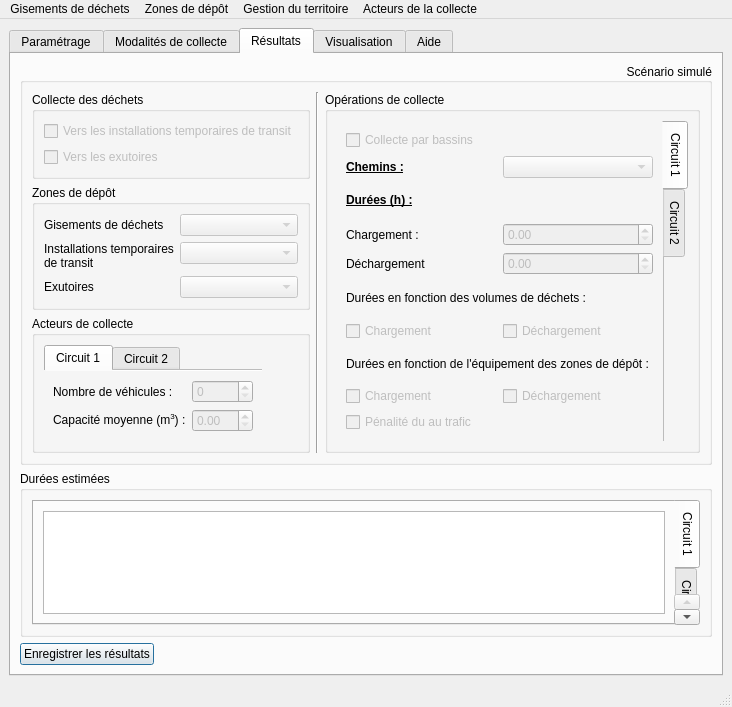
Above: fenetre_principale_depos8.ui from quythytruong/depos_outils_simu before the change. Below: the same form after it.
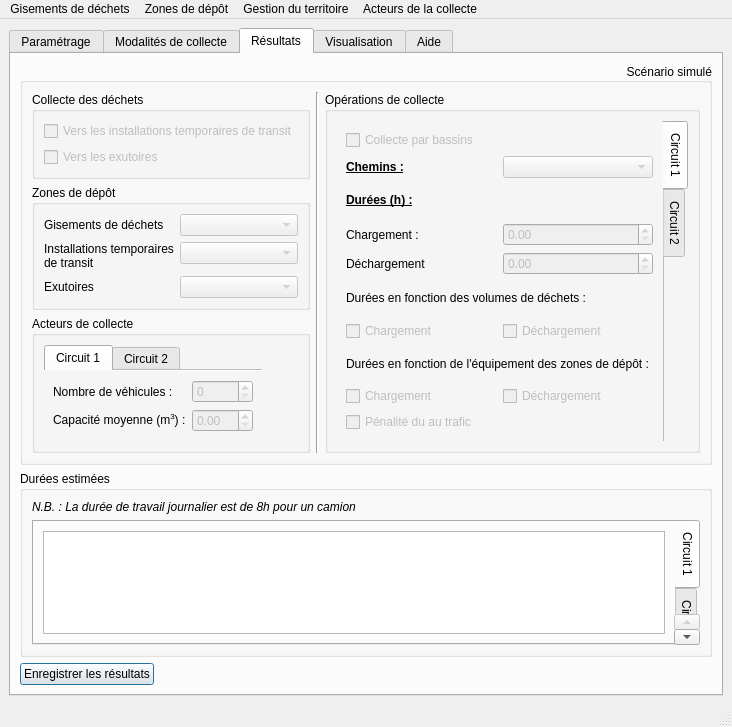
That is the form after the change. The open tabs and pages were chosen to show the change. Custom widgets are drawn as their Qt base class.

What changed in the file:
```diff
--- a/fenetre_principale_depos8.ui
+++ b/fenetre_principale_depos8.ui
@@ -7,7 +7,7 @@
     <x>0</x>
     <y>0</y>
     <width>665</width>
-    <height>646</height>
+    <height>663</height>
    </rect>
   </property>
   <property name="windowTitle">
@@ -1561,6 +1561,13 @@
            <set>Qt::AlignLeading|Qt::AlignLeft|Qt::AlignTop</set>
           </property>
           <layout class="QVBoxLayout" name="verticalLayout_20">
+           <item>
+            <widget class="QLabel" name="label_9">
+             <property name="text">
+              <string>&lt;html&gt;&lt;head/&gt;&lt;body&gt;&lt;p&gt;&lt;span style=&quot; font-style:italic;&quot;&gt;N.B. : La durée de travail journalier est de 8h pour un camion&lt;/span&gt;&lt;/p&gt;&lt;/body&gt;&lt;/html&gt;</string>
+             </property>
+            </widget>
+           </item>
            <item>
             <widget class="QTabWidget" name="tabWidget_4">
              <property name="tabPosition">
```
Left out of the diff: 2 changed lines with no effect on the pictures.
